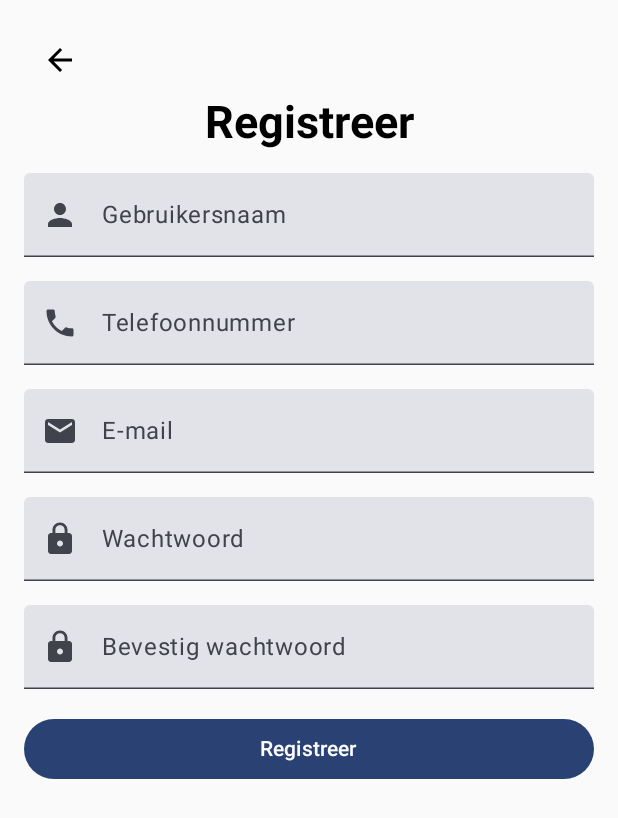
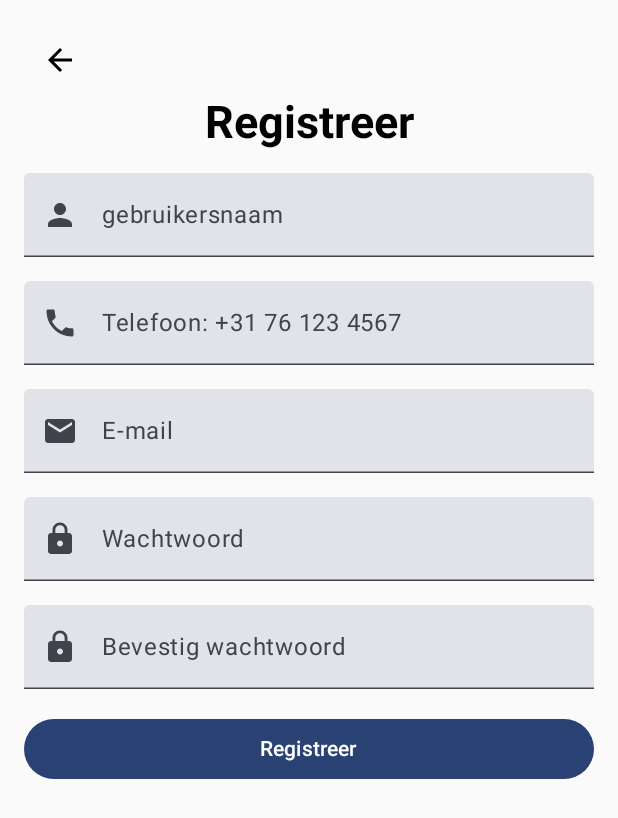
Before and after one commit to Vincenzo1337/RentMyCarAS, an Android app built with Jetpack Compose: the RegisterScreen screen opened through its navigation route, on a phone screen of 412 x 824 dp. Shown: the top 818 px of the screen. Run offline under Robolectric (Android 15) with nearby library versions, the phone set to English and light mode, and no system bars; our stand-ins replace livedata-compose; network calls fail.

Commit message:
main update 08:54

```diff
--- a/app/src/main/java/com/example/rentmycaras/screens/RegisterScreen.kt
+++ b/app/src/main/java/com/example/rentmycaras/screens/RegisterScreen.kt
@@ -28,6 +28,7 @@ import androidx.compose.runtime.remember
 import androidx.compose.runtime.setValue
 import androidx.compose.ui.Alignment
 import androidx.compose.ui.Modifier
+import androidx.compose.ui.res.stringResource
 import androidx.compose.ui.text.TextStyle
 import androidx.compose.ui.text.font.FontWeight
 import androidx.compose.ui.text.input.ImeAction
@@ -39,6 +40,7 @@ import androidx.compose.ui.unit.sp
 import androidx.lifecycle.viewmodel.compose.viewModel
 import androidx.navigation.NavController
 import androidx.navigation.compose.rememberNavController
+import com.example.rentmycaras.R
 import com.example.rentmycaras.ui.theme.RentMyCarASTheme
 import com.example.rentmycaras.viewmodels.RegisterViewModel
 import kotlinx.coroutines.CoroutineScope
@@ -87,7 +89,7 @@ fun RegisterScreen(navController: NavController, registerViewModel: RegisterView
             onValueChange = {
                 name = it.text
             },
-            label = { Text("Gebruikersnaam") },
+            label = { Text(stringResource(id = R.string.gebruikersnaam)) },
             leadingIcon = { Icon(imageVector = Icons.Default.Person, contentDescription = null) },
             modifier = Modifier
                 .fillMaxWidth()
@@ -99,7 +101,7 @@ fun RegisterScreen(navController: NavController, registerViewModel: RegisterView
             onValueChange = {
                 phone = it.text
             },
-            label = { Text("Telefoonnummer") },
+            label = { Text(stringResource(id = R.string.Telefoon)) },
             leadingIcon = { Icon(imageVector = Icons.Default.Phone, contentDescription = null) },
             modifier = Modifier
                 .fillMaxWidth()
@@ -123,7 +125,7 @@ fun RegisterScreen(navController: NavController, registerViewModel: RegisterView
             onValueChange = {
                 passwordValue = it.text
             },
-            label = { Text("Wachtwoord") },
+            label = { Text(stringResource(id = R.string.wachtwoord)) },
             leadingIcon = { Icon(imageVector = Icons.Default.Lock, contentDescription = null) },
             visualTransformation = PasswordVisualTransformation(),
             keyboardOptions = KeyboardOptions(keyboardType = KeyboardType.Password),
--- a/app/src/main/res/values/strings.xml
+++ b/app/src/main/res/values/strings.xml
@@ -14,11 +14,15 @@
     <string name="contact_opnemen">Neem contact met ons op</string>
     <string name="bereikbaar">Wij zijn bereikbaar op deze locaties:</string>
     <string name="contact_gegegevens">Contactgegevens</string>
-    <string name="Telefoon">Telefoon:</string>
+    <string name="Telefoon">Telefoon: +31 76 123 4567</string>
     <string name="Openingstijden">Openingstijden:</string>
     <string name="gesloten">Gesloten:</string>
     <string name="reserveren">Reserveren:</string>
+    <string name="reserveren_auto">Reserveren</string>
     <string name="reserveringen">Mijn reserveringen:</string>
+    <string name="beschikbaar">Beschikbaar</string>
+    <string name="brandstof">Brandstof:</string>
+
 
 
     <!-- Voeg hier meer vertalingen toe -->
```
Also changed, not shown: app/src/main/java/com/example/rentmycaras/screens/CarDetailScreen.kt (+6 -5 lines), app/src/main/java/com/example/rentmycaras/screens/HomeScreen.kt (+17 -11 lines), 1 other file.
